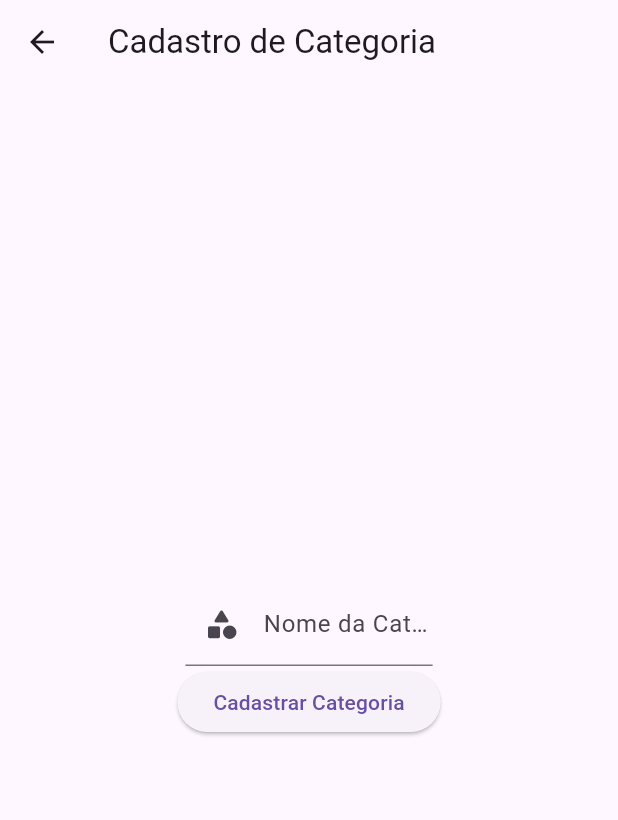
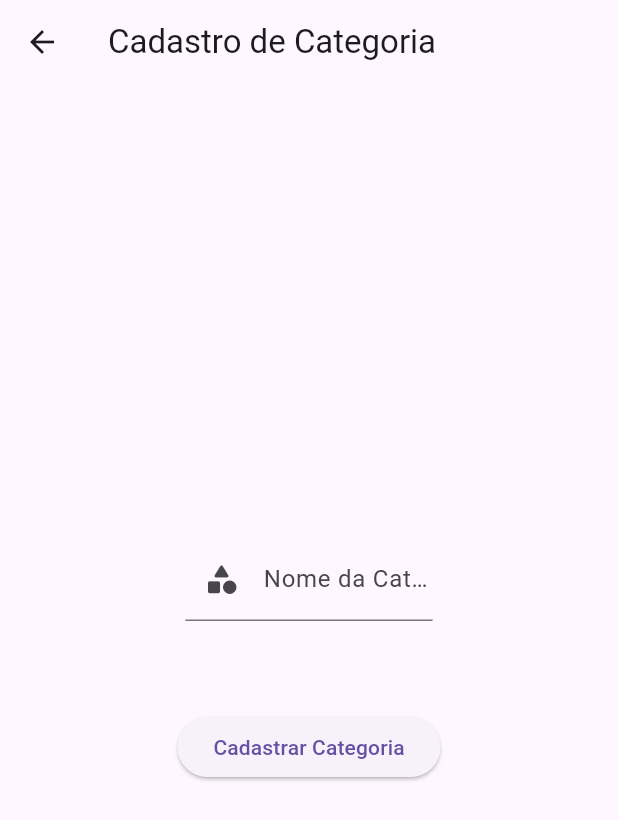
Before and after one commit to 912-Industries/StoreCheckoutSystemFront, a Flutter app: the ConfiguracaoPage screen opened directly, after a tap on "Cadastro Categoria", on a phone screen of 412 x 824 dp. Shown: the top 820 px of the screen. Run offline on Flutter 3.47's test engine with Material 3 defaults, Android fonts, the phone set to English and light mode, and no system bars; our stand-ins replace currency_text_input_formatter, elegant_notification, settings_ui, shared_preferences; accounts and stored records are empty.

```diff
--- a/lib/widgets/produto_widgets/cadastro_categoria_widgets.dart
+++ b/lib/screens/home/config_screens/cadastro_categoria_config.dart
@@ -42,7 +42,9 @@ class _CadastroCategoria extends State<CadastroCategoria> {
                     ),
                   ),
                 ),
-                // TODO Ao clicar no botão cadastrar categoria na tabela correspondente
+                const SizedBox(
+                  height: 60,
+                ),
                 ElevatedButton(
                   onPressed: () async {},
                   child: const Text('Cadastrar Categoria'),
--- a/lib/screens/home/config_screens/configuracoes.dart
+++ b/lib/screens/home/config_screens/configuracoes.dart
@@ -1,7 +1,7 @@
 import 'package:flutter/material.dart';
 import 'package:settings_ui/settings_ui.dart';
 import 'package:store_checkout_system/screens/home/config_screens/markup_config.dart';
-import 'package:store_checkout_system/widgets/produto_widgets/cadastro_categoria_widgets.dart';
+import 'package:store_checkout_system/screens/home/config_screens/cadastro_categoria_config.dart';
 
 class ConfiguracaoPage extends StatelessWidget {
   const ConfiguracaoPage({super.key});
@@ -31,7 +31,7 @@ class ConfiguracaoPage extends StatelessWidget {
                 Navigator.push(
                     context,
                     MaterialPageRoute(
-                        builder: (context) => CadastroCategoria()));
+                        builder: (context) => const CadastroCategoria()));
               },
             ),
           ],
--- a/lib/screens/home/config_screens/markup_config.dart
+++ b/lib/screens/home/config_screens/markup_config.dart
@@ -31,6 +31,7 @@ class _MarkupPage extends State<MarkupPage> {
   @override
   Widget build(BuildContext context) {
     return MaterialApp(
+      debugShowCheckedModeBanner: false,
       home: Scaffold(
         appBar: AppBar(
           title: const Text("Configuração de Markup"),
--- a/lib/screens/home/usuario_screens/editar_usuario.dart
+++ b/lib/screens/home/usuario_screens/editar_usuario.dart
@@ -55,6 +55,7 @@ class _EditarUsuario extends State<EditarUsuario> {
   @override
   Widget build(BuildContext context) {
     return MaterialApp(
+      debugShowCheckedModeBanner: false,
       home: Scaffold(
         appBar: AppBar(
           title: const Text('Edição de Usuário'),
```
Also changed, not shown: lib/widgets/bottom_nav_bar._widget.dart (+13 -1 lines).
